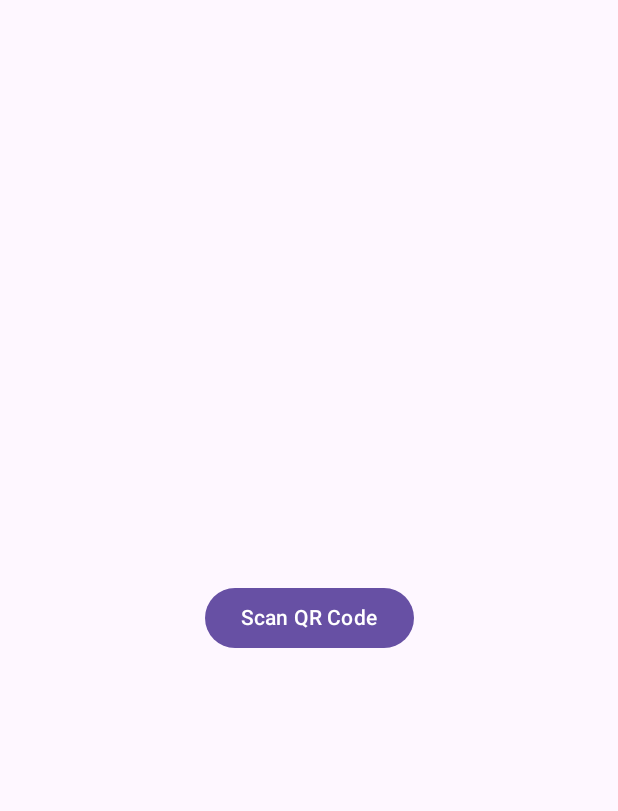
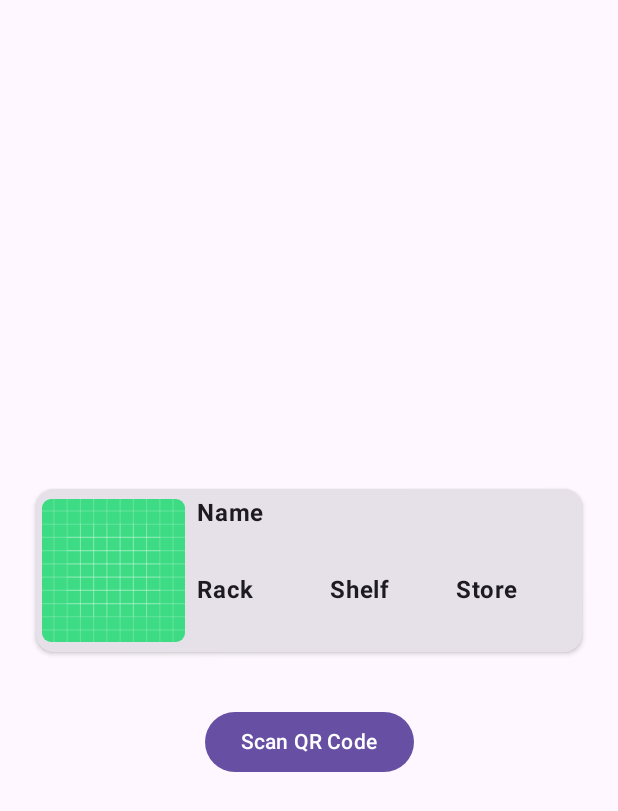
Before and after one commit to medhat97/store-app-android, an Android app built with Jetpack Compose: the composable ScanScreen shown on its own in the app's theme, on a phone screen of 412 x 824 dp. Shown: the top 811 px of the screen. Run offline under Robolectric (Android 15) with nearby library versions, the phone set to English and light mode, and no system bars; libraries missing offline, so code that uses them is left out: com.google.zxing.integration.

```diff
--- a/app/src/main/java/com/example/storeapp/model/StoreRecord.kt
+++ b/app/src/main/java/com/example/storeapp/model/StoreRecord.kt
@@ -4,17 +4,17 @@ import java.util.Date
 
 
 data class StoreRecord(
-    val id: String,
-    val device_name:String,
-    val device_serial_number: String,
-    val adding_date: Date,
-    val device_official_name: String,
-    val device_official_serial: String,
-    val device_project: String,
-    val device_notes: String,
-    val device_image_status: String,
-    val device_status: String,
-    val rack_number: String,
-    val shelve_number: String,
-    val store_id: String
+    val id: String = "",
+    val device_name:String = "",
+    val device_serial_number: String = "",
+    val adding_date: Date = Date(),
+    val device_official_name: String = "",
+    val device_official_serial: String = "",
+    val device_project: String = "",
+    val device_notes: String = "",
+    val device_image_status: String = "",
+    val device_status: String = "",
+    val rack_number: String = "",
+    val shelve_number: String = "",
+    val store_id: String = ""
 )
--- a/app/src/main/java/com/example/storeapp/network/StoreApiService.kt
+++ b/app/src/main/java/com/example/storeapp/network/StoreApiService.kt
@@ -1,5 +1,6 @@
 package com.example.storeapp.network
 
+import com.example.storeapp.model.MovementRecord
 import com.example.storeapp.model.StoreRecord
 import com.example.storeapp.model.StoresList
 import retrofit2.Retrofit
@@ -22,6 +23,8 @@ interface StoreApiService {
     suspend fun getData(@Query("store_id") store_id: String ): List<StoreRecord>
     @GET("stores")
     suspend fun getStoreData(): List<StoresList>
+    @GET("movement")
+    suspend fun getMovemets(): List<MovementRecord>
 }
 
 object StoreApi {
--- /dev/null
+++ b/app/src/main/java/com/example/storeapp/ui/ItemCard.kt
@@ -0,0 +1,130 @@
+package com.example.storeapp.ui
+
+import androidx.compose.foundation.Image
+import androidx.compose.foundation.layout.Arrangement
+import androidx.compose.foundation.layout.Box
+import androidx.compose.foundation.layout.Column
+import androidx.compose.foundation.layout.Row
+import androidx.compose.foundation.layout.Spacer
+import androidx.compose.foundation.layout.fillMaxSize
+import androidx.compose.foundation.layout.fillMaxWidth
+import androidx.compose.foundation.layout.padding
+import androidx.compose.foundation.layout.size
+import androidx.compose.foundation.layout.sizeIn
+import androidx.compose.foundation.shape.RoundedCornerShape
+import androidx.compose.material3.Card
+import androidx.compose.material3.CardDefaults
+import androidx.compose.material3.Text
+import androidx.compose.runtime.Composable
+import androidx.compose.ui.Alignment
+import androidx.compose.ui.Modifier
+import androidx.compose.ui.draw.clip
+import androidx.compose.ui.layout.ContentScale
+import androidx.compose.ui.res.painterResource
+import androidx.compose.ui.text.font.FontWeight
+import androidx.compose.ui.tooling.preview.Preview
+import androidx.compose.ui.unit.dp
+import com.example.storeapp.R
+import com.example.storeapp.model.StoreRecord
+import com.example.storeapp.ui.theme.StoreAppTheme
+
+@Composable
+fun ItemCard(storeRecord: StoreRecord, modifier: Modifier = Modifier){
+    Card(
+        modifier = modifier.padding(horizontal = 8.dp, vertical = 4.dp),
+        elevation = CardDefaults.cardElevation(defaultElevation = 2.dp)
+    ) {
+        Row(
+            modifier = Modifier
+                .fillMaxWidth()
+                .padding(4.dp)
+                .sizeIn(minHeight = 64.dp),
+            verticalAlignment = Alignment.CenterVertically
+        ) {
+            Box(
+                modifier = Modifier
+                    .size(95.dp)
+                    .clip(RoundedCornerShape(6.dp))
+            ) {
+                Image(
+                    painter = painterResource(R.drawable.ic_launcher_background),
+                    contentDescription = null,
+                    alignment = Alignment.Center,
+                    contentScale = ContentScale.Crop,
+                    modifier = Modifier.fillMaxSize()
+                )
+            }
+
+            Column(
+                modifier = Modifier
+                    .fillMaxWidth()
+                    .padding(start = 8.dp),
+                verticalArrangement = Arrangement.spacedBy(2.dp)
+            ) {
+                Row(
+                    modifier = Modifier.fillMaxWidth(),
+                    horizontalArrangement = Arrangement.SpaceBetween
+                ) {
+                    Column(modifier = Modifier.weight(1f)) {
+                        Text(
+                            text = "Name",
+                            fontWeight = FontWeight.Bold,
+                            modifier = Modifier.padding(bottom = 1.dp)
+                        )
+                        Text(text = storeRecord.device_name)
+                    }
+
+                }
+
+                Row(
+                    modifier = Modifier.fillMaxWidth(),
+                    horizontalArrangement = Arrangement.SpaceBetween
+                ) {
+                    Column(modifier = Modifier.weight(1f)) {
+                        Text(
+                            text = "Rack",
+                            fontWeight = FontWeight.Bold,
+                            modifier = Modifier.padding(bottom = 1.dp)
+                        )
+                        Text(text = storeRecord.rack_number)
+                    }
+                    Column(
+                        modifier = Modifier
+                            .weight(1f)
+                            .padding(start = 4.dp)
+                    ) {
+                        Text(
+                            text = "Shelf",
+                            fontWeight = FontWeight.Bold,
+                            modifier = Modifier.padding(bottom = 1.dp)
+                        )
+                        Text(text = storeRecord.shelve_number)
+                    }
+
+
+                    Column(
+                        modifier = Modifier
+                            .weight(1f)
+                            .padding(start = 4.dp)
+                    ) {
+                        Text(
+                            text = "Store",
+                            fontWeight = FontWeight.Bold,
+                            modifier = Modifier.padding(bottom = 1.dp)
+                        )
+                        Text(text = storeRecord.store_id)
+                    }
+                }
+            }
+        }
+    }
+}
+
+@Preview
+@Composable
+fun ItemCardPreview(){
+    StoreAppTheme {
+
+        ItemCard(storeRecord = StoreRecord())
+    }
+}
--- a/app/src/main/java/com/example/storeapp/ui/ScanScreen.kt
+++ b/app/src/main/java/com/example/storeapp/ui/ScanScreen.kt
@@ -1,27 +1,43 @@
 package com.example.storeapp.ui
 
 import android.app.Activity
+import android.util.Log
 import android.widget.Toast
 import androidx.compose.foundation.layout.Arrangement
 import androidx.compose.foundation.layout.Column
 import androidx.compose.foundation.layout.fillMaxSize
+import androidx.compose.foundation.layout.padding
 import androidx.compose.material3.Button
 import androidx.compose.material3.Text
 import androidx.compose.runtime.Composable
 import androidx.compose.ui.Alignment
 import androidx.compose.ui.Modifier
 import androidx.compose.ui.platform.LocalContext
+import androidx.compose.ui.unit.dp
+import com.example.storeapp.model.StoreRecord
 import com.google.zxing.integration.android.IntentIntegrator
 
 @Composable
-fun ScanScreen() {
+fun ScanScreen(
+    viewModel: StoreViewModel,
+    storeUiState: StoreUiState
+) {
     Column(
         modifier = Modifier.fillMaxSize(),
         horizontalAlignment = Alignment.CenterHorizontally,
         verticalArrangement = Arrangement.Center
     ) {
+        // Display the ItemCard with the current scanned record
+        ItemCard(
+            storeRecord = storeUiState.currentQRScanRecord,
+            modifier = Modifier.padding(16.dp)
+        )
+
         QRScannerButton { scannedData ->
-            Toast.makeText(LocalContext.current, "Scanned: $scannedData", Toast.LENGTH_LONG).show()
+            // When QR is scanned, search for the record and update UI state
+            viewModel.scanDataSearch(scannedData, storeUiState.data)
+            // Optionally show a toast to indicate successful scan
+            Toast.makeText(LocalContext.current, "Scanned: $scannedData", Toast.LENGTH_SHORT).show()
         }
     }
 }
@@ -31,7 +47,8 @@ fun QRScannerButton(onScanResult: @Composable (String) -> Unit) {
     val context = LocalContext.current
     val activity = context as? Activity
 
-    Button(onClick = {
+    Button(
+        onClick = {
             activity?.let {
                 val intent = IntentIntegrator(it)
                 intent.setDesiredBarcodeFormats(IntentIntegrator.QR_CODE)
@@ -39,7 +56,9 @@ fun QRScannerButton(onScanResult: @Composable (String) -> Unit) {
                 intent.setBeepEnabled(true)
                 intent.initiateScan()
             }
-    }) {
+        },
+        modifier = Modifier.padding(top = 16.dp)
+    ) {
         Text("Scan QR Code")
     }
 }
--- a/app/src/main/java/com/example/storeapp/ui/StoreUiState.kt
+++ b/app/src/main/java/com/example/storeapp/ui/StoreUiState.kt
@@ -4,6 +4,7 @@ import com.example.storeapp.data.LoadingStatus
 import com.example.storeapp.data.TabType
 import com.example.storeapp.model.StoreRecord
 import com.example.storeapp.model.StoresList
+import com.example.storeapp.model.MovementRecord
 
 data class StoreUiState(
     val currentTab: TabType = TabType.HOME,
@@ -13,5 +14,7 @@ data class StoreUiState(
     val isBoxExpanded: Boolean = false,
     val currentSelectedStore: String = "",
     val currentSearchName: String = "",
-    val currentNameSearchList:List<StoreRecord> = listOf()
+    val currentNameSearchList:List<StoreRecord> = listOf(),
+    val currentQRScanRecord: StoreRecord = StoreRecord(),
+    val movementsData: List<MovementRecord> = listOf()
 )
```
Also changed, not shown: app/src/main/java/com/example/storeapp/MainActivity.kt (+10 -32 lines), app/src/main/java/com/example/storeapp/model/MovementRecord.kt (added, +22 -0 lines), app/src/main/java/com/example/storeapp/ui/HomeScreen.kt (+43 -44 lines), app/src/main/java/com/example/storeapp/ui/InoutScreen.kt (deleted, +0 -8 lines), app/src/main/java/com/example/storeapp/ui/LoginRegister.kt (added, +93 -0 lines), app/src/main/java/com/example/storeapp/ui/MovementCard.kt (added, +120 -0 lines), app/src/main/java/com/example/storeapp/ui/MovementsScreen.kt (added, +30 -0 lines), app/src/main/java/com/example/storeapp/ui/StoreApp.kt (+3 -5 lines), app/src/main/java/com/example/storeapp/ui/StoreHomeScreen.kt (+9 -3 lines), app/src/main/java/com/example/storeapp/ui/StoreViewModel.kt (+44 -1 lines). Lines whose indentation alone changed are shown as unchanged.
